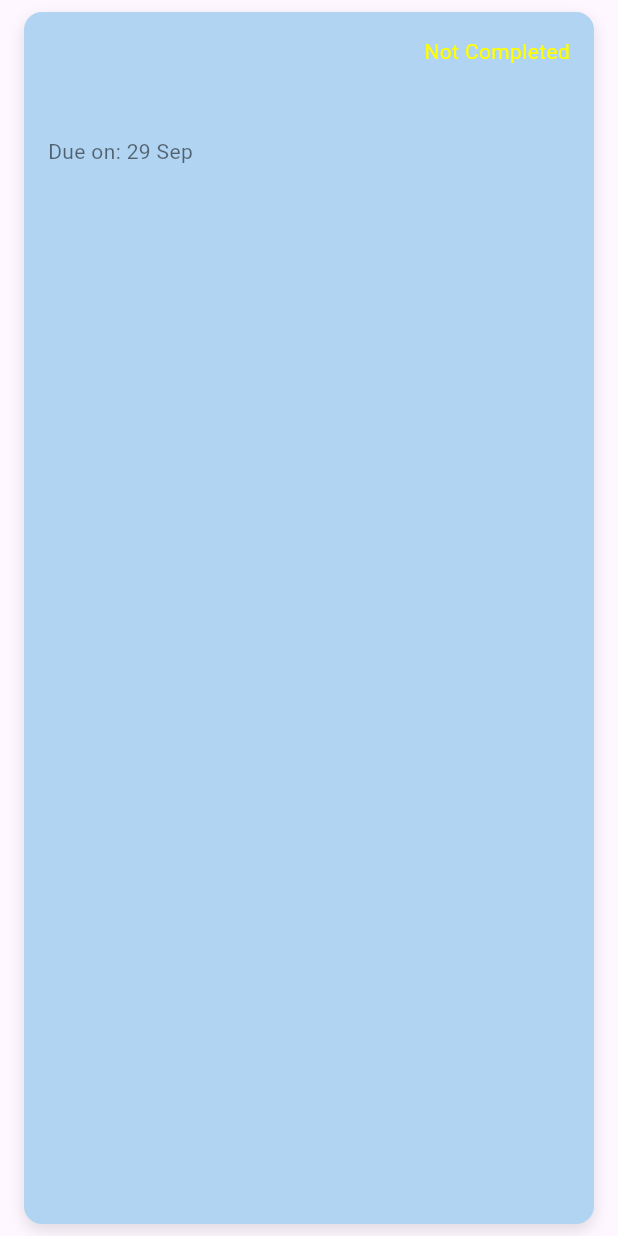
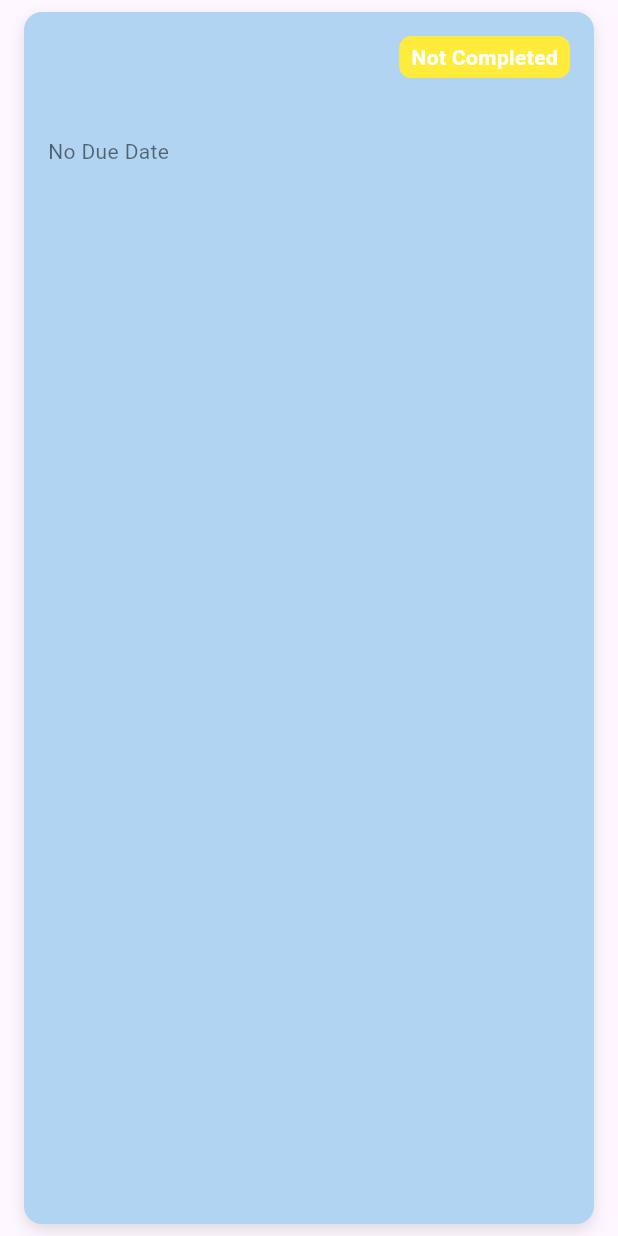
Before and after one commit to MohamedShafraz/Etaask, a Flutter app: the TaskCard widget shown alone on an empty page, opened directly with empty values, on a phone screen of 412 x 824 dp. Run offline on Flutter 3.47's test engine with Material 3 defaults, Android fonts, the phone set to English and light mode, and no system bars; our stand-ins replace flutter_riverpod.

Commit message:
due Date added

```diff
--- a/lib/views/widgets/task_card.dart
+++ b/lib/views/widgets/task_card.dart
@@ -3,12 +3,15 @@ import 'package:flutter/material.dart';
 class TaskCard extends StatelessWidget {
   final String title;
   final String description;
+  final DateTime? dueDate;
   final bool isCompleted;
 
-  TaskCard(
-      {required this.title,
-      required this.description,
-      required this.isCompleted}); // Constructor
+  TaskCard({
+    required this.title,
+    required this.description,
+    required this.isCompleted,
+    this.dueDate, // Constructor parameter for due date
+  });
 
   @override
   Widget build(BuildContext context) {
@@ -51,7 +54,9 @@ class TaskCard extends StatelessWidget {
                 ),
                 SizedBox(height: 12.0),
                 Text(
-                  'Due on: 29 Sep',
+                  dueDate != null
+                      ? 'Due on: ${dueDate!.toLocal().toString().split(' ')[0]}'
+                      : 'No Due Date', // Display the due date dynamically
                   style: TextStyle(
                     fontSize: 14,
                     color: Colors.black54,
@@ -61,10 +66,20 @@ class TaskCard extends StatelessWidget {
             ),
           ),
           SizedBox(width: 16.0),
-          Text(
-            isCompleted ? "Completed" : "Not Completed",
-            style: TextStyle(
-                color: isCompleted ? Color(0xFF00FF00) : Color(0xFFFFFF00)),
+          // Display the task status with color based on its completion state
+          Container(
+            padding: EdgeInsets.symmetric(horizontal: 8.0, vertical: 4.0),
+            decoration: BoxDecoration(
+              color: isCompleted ? Colors.green : Colors.yellow,
+              borderRadius: BorderRadius.circular(8.0),
+            ),
+            child: Text(
+              isCompleted ? "Completed" : "Not Completed",
+              style: TextStyle(
+                color: Colors.white,
+                fontWeight: FontWeight.bold,
+              ),
+            ),
           ),
         ],
       ),
```
Also changed, not shown: lib/providers/task_provider.dart (+10 -0 lines), lib/views/home_screen.dart (+2 -50 lines).
